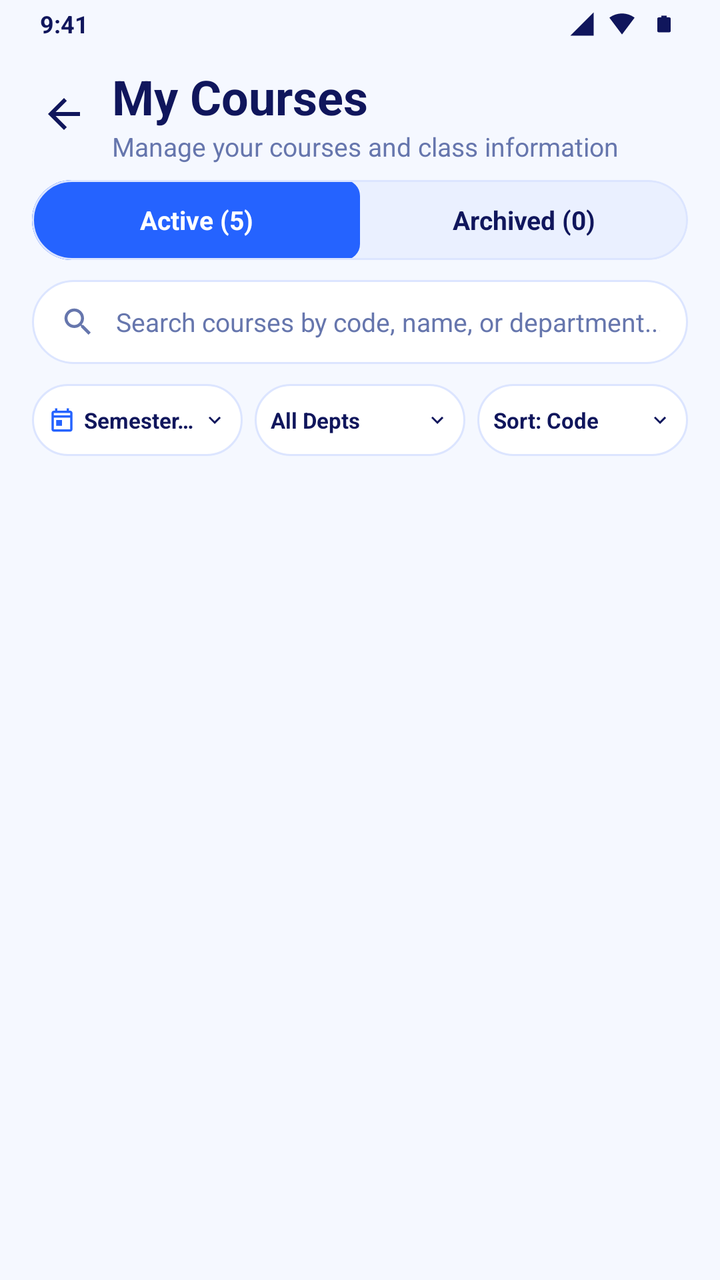
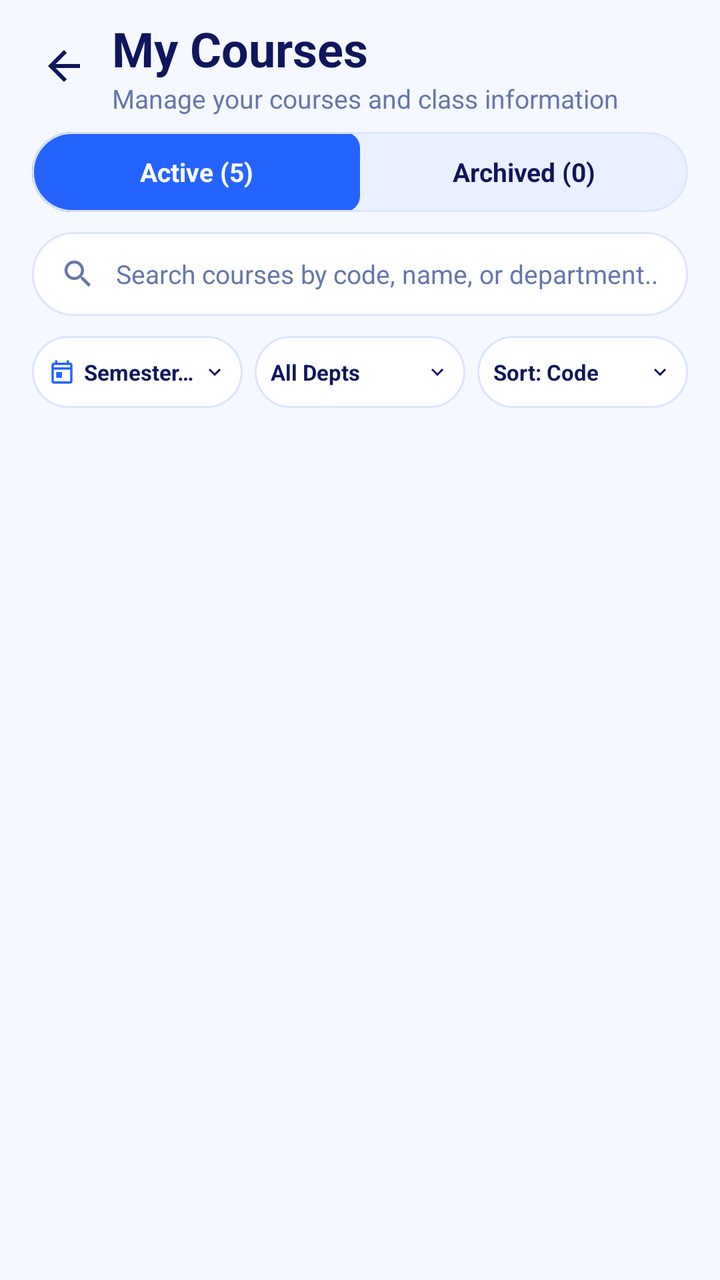

Screens rendered from an Android XML layout before and after an edit, with the pre-edit source and the edit as a unified diff.
<!-- AndroidManifest.xml: application theme Theme.Studentlearnanalytics -->
<!-- res/layout/fragment_teacher_course_management.xml -->
<?xml version="1.0" encoding="utf-8"?>
<LinearLayout
    xmlns:android="http://schemas.android.com/apk/res/android"
    xmlns:app="http://schemas.android.com/apk/res-auto"
    android:layout_width="match_parent"
    android:layout_height="match_parent"
    android:orientation="vertical"
    android:background="@color/teacher_bg"
    android:fitsSystemWindows="true">

    
    <RelativeLayout
        android:layout_width="match_parent"
        android:layout_height="24dp"
        android:paddingStart="20dp"
        android:paddingEnd="20dp"
        android:gravity="center_vertical">

        <TextView
            android:id="@+id/tvStatusBarTime"
            android:layout_width="wrap_content"
            android:layout_height="wrap_content"
            android:text="9:41"
            android:textColor="@color/teacher_dark_navy"
            android:textSize="12sp"
            android:textStyle="bold"
            android:layout_alignParentStart="true"
            android:layout_centerVertical="true"/>

        <LinearLayout
            android:layout_width="wrap_content"
            android:layout_height="wrap_content"
            android:orientation="horizontal"
            android:gravity="center_vertical"
            android:layout_alignParentEnd="true"
            android:layout_centerVertical="true">

            <ImageView
                android:layout_width="14dp"
                android:layout_height="14dp"
                android:src="@drawable/ic_signal_status"
                app:tint="@color/teacher_dark_navy"
                android:contentDescription="Signal" />

            <ImageView
                android:layout_width="14dp"
                android:layout_height="14dp"
                android:layout_marginStart="6dp"
                android:src="@drawable/ic_wifi_status"
                app:tint="@color/teacher_dark_navy"
                android:contentDescription="WiFi" />

            <ImageView
                android:layout_width="16dp"
                android:layout_height="14dp"
                android:layout_marginStart="6dp"
                android:src="@drawable/ic_battery_status"
                app:tint="@color/teacher_dark_navy"
                android:contentDescription="Battery" />
        </LinearLayout>
    </RelativeLayout>

    
    <LinearLayout
        android:layout_width="match_parent"
        android:layout_height="wrap_content"
        android:orientation="horizontal"
        android:gravity="center_vertical"
        android:paddingStart="16dp"
        android:paddingEnd="16dp"
        android:paddingTop="8dp"
        android:paddingBottom="8dp">

        <ImageView
            android:id="@+id/btnTeacherCoursesBack"
            android:layout_width="32dp"
            android:layout_height="32dp"
            android:padding="4dp"
            android:src="@drawable/ic_back"
            app:tint="@color/teacher_dark_navy"
            android:contentDescription="Back"
            android:clickable="true"
            android:focusable="true"
            android:background="?attr/selectableItemBackgroundBorderless" />

        <LinearLayout
            android:layout_width="0dp"
            android:layout_height="wrap_content"
            android:layout_weight="1"
            android:layout_marginStart="8dp"
            android:orientation="vertical">

            <TextView
                android:layout_width="wrap_content"
                android:layout_height="wrap_content"
                android:text="My Courses"
                android:textColor="@color/teacher_dark_navy"
                android:textSize="24sp"
                android:textStyle="bold" />

            <TextView
                android:layout_width="wrap_content"
                android:layout_height="wrap_content"
                android:text="Manage your courses and class information"
                android:textColor="@color/teacher_secondary_text"
                android:textSize="13sp" />
        </LinearLayout>
    </LinearLayout>

    <LinearLayout
        android:layout_width="match_parent"
        android:layout_height="wrap_content"
        android:orientation="vertical"
        android:paddingHorizontal="16dp"
        android:paddingBottom="4dp">

        
        <com.google.android.material.card.MaterialCardView
            android:layout_width="match_parent"
            android:layout_height="40dp"
            android:layout_marginBottom="10dp"
            app:cardBackgroundColor="@color/teacher_surface_light"
            app:cardCornerRadius="20dp"
            app:cardElevation="0dp"
            app:strokeColor="@color/teacher_border"
            app:strokeWidth="1dp">

            <LinearLayout
                android:layout_width="match_parent"
                android:layout_height="match_parent"
                android:orientation="horizontal">

                <TextView
                    android:id="@+id/tabActiveCourses"
                    android:layout_width="0dp"
                    android:layout_height="match_parent"
                    android:layout_weight="1"
                    android:gravity="center"
                    android:text="Active (5)"
                    android:textColor="@color/white"
                    android:textSize="13sp"
                    android:textStyle="bold"
                    android:background="@drawable/bg_pagination_button_active"
                    android:clickable="true"
                    android:focusable="true" />

                <TextView
                    android:id="@+id/tabArchivedCourses"
                    android:layout_width="0dp"
                    android:layout_height="match_parent"
                    android:layout_weight="1"
                    android:gravity="center"
                    android:text="Archived (0)"
                    android:textColor="@color/teacher_dark_navy"
                    android:textSize="13sp"
                    android:textStyle="bold"
                    android:clickable="true"
                    android:focusable="true" />

            </LinearLayout>
        </com.google.android.material.card.MaterialCardView>

        
        <LinearLayout
            android:layout_width="match_parent"
            android:layout_height="42dp"
            android:background="@drawable/bg_search_input"
            android:gravity="center_vertical"
            android:orientation="horizontal"
            android:paddingHorizontal="14dp"
            android:layout_marginBottom="10dp">

            <ImageView
                android:layout_width="18dp"
                android:layout_height="18dp"
                android:src="@drawable/ic_search"
                app:tint="@color/teacher_secondary_text"
                android:contentDescription="Search" />

            <EditText
                android:id="@+id/edtSearchCourses"
                android:layout_width="match_parent"
                android:layout_height="match_parent"
                android:layout_marginStart="10dp"
                android:background="@null"
                android:hint="Search courses by code, name, or department..."
                android:imeOptions="actionSearch"
                android:inputType="text"
                android:textColor="@color/teacher_dark_navy"
                android:textColorHint="@color/teacher_secondary_text"
                android:textSize="13sp" />
        </LinearLayout>

        
        <LinearLayout
            android:layout_width="match_parent"
            android:layout_height="wrap_content"
            android:orientation="horizontal"
            android:layout_marginBottom="8dp">

            
            <LinearLayout
                android:id="@+id/btnSemesterSelector"
                android:layout_width="0dp"
                android:layout_height="36dp"
                android:layout_weight="1"
                android:layout_marginEnd="4dp"
                android:background="@drawable/bg_teacher_dropdown"
                android:gravity="center_vertical"
                android:orientation="horizontal"
                android:paddingHorizontal="8dp"
                android:clickable="true"
                android:focusable="true">

                <ImageView
                    android:layout_width="14dp"
                    android:layout_height="14dp"
                    android:src="@drawable/ic_calendar"
                    app:tint="@color/teacher_primary_blue"
                    android:contentDescription="Calendar" />

                <TextView
                    android:id="@+id/tvSelectedSemester"
                    android:layout_width="0dp"
                    android:layout_height="wrap_content"
                    android:layout_weight="1"
                    android:layout_marginStart="4dp"
                    android:text="Semester 1, 2024"
                    android:textColor="@color/teacher_dark_navy"
                    android:textSize="11sp"
                    android:textStyle="bold"
                    android:singleLine="true"
                    android:ellipsize="end" />

                <ImageView
                    android:layout_width="12dp"
                    android:layout_height="12dp"
                    android:src="@drawable/ic_chevron_down"
                    app:tint="@color/teacher_dark_navy"
                    android:contentDescription="Dropdown" />
            </LinearLayout>

            
            <LinearLayout
                android:id="@+id/btnDepartmentSelector"
                android:layout_width="0dp"
                android:layout_height="36dp"
                android:layout_weight="1"
                android:layout_marginHorizontal="2dp"
                android:background="@drawable/bg_teacher_dropdown"
                android:gravity="center_vertical"
                android:orientation="horizontal"
                android:paddingHorizontal="8dp"
                android:clickable="true"
                android:focusable="true">

                <TextView
                    android:id="@+id/tvSelectedDepartment"
                    android:layout_width="0dp"
                    android:layout_height="wrap_content"
                    android:layout_weight="1"
                    android:text="All Depts"
                    android:textColor="@color/teacher_dark_navy"
                    android:textSize="11sp"
                    android:textStyle="bold"
                    android:singleLine="true"
                    android:ellipsize="end" />

                <ImageView
                    android:layout_width="12dp"
                    android:layout_height="12dp"
                    android:src="@drawable/ic_chevron_down"
                    app:tint="@color/teacher_dark_navy"
                    android:contentDescription="Dropdown" />
            </LinearLayout>

            
            <LinearLayout
                android:id="@+id/btnSortSelector"
                android:layout_width="0dp"
                android:layout_height="36dp"
                android:layout_weight="1"
                android:layout_marginStart="4dp"
                android:background="@drawable/bg_teacher_dropdown"
                android:gravity="center_vertical"
                android:orientation="horizontal"
                android:paddingHorizontal="8dp"
                android:clickable="true"
                android:focusable="true">

                <TextView
                    android:id="@+id/tvSelectedSort"
                    android:layout_width="0dp"
                    android:layout_height="wrap_content"
                    android:layout_weight="1"
                    android:text="Sort: Code"
                    android:textColor="@color/teacher_dark_navy"
                    android:textSize="11sp"
                    android:textStyle="bold"
                    android:singleLine="true"
                    android:ellipsize="end" />

                <ImageView
                    android:layout_width="12dp"
                    android:layout_height="12dp"
                    android:src="@drawable/ic_chevron_down"
                    app:tint="@color/teacher_dark_navy"
                    android:contentDescription="Dropdown" />
            </LinearLayout>

        </LinearLayout>

    </LinearLayout>

    <androidx.recyclerview.widget.RecyclerView
        android:id="@+id/rvCourseManagement"
        android:layout_width="match_parent"
        android:layout_height="0dp"
        android:layout_weight="1"
        android:paddingHorizontal="16dp"
        android:paddingTop="4dp"
        android:paddingBottom="16dp"
        android:clipToPadding="false" />

</LinearLayout>
<!-- resources referenced by this layout -->
<resources>
  <color name="teacher_bg">#F5F8FF</color>
  <color name="teacher_border">#DCE5FF</color>
  <color name="teacher_dark_navy">#10165C</color>
  <color name="teacher_primary_blue">#2563FF</color>
  <color name="teacher_secondary_text">#6676AD</color>
  <color name="teacher_surface_light">#EAF0FF</color>
  <color name="white">#FFFFFFFF</color>
  <!-- drawable bg_pagination_button_active (drawable) -->
  <?xml version="1.0" encoding="utf-8"?>
  <shape xmlns:android="http://schemas.android.com/apk/res/android"
      android:shape="rectangle">
      <solid android:color="@color/teacher_primary_blue" />
      <corners android:radius="8dp" />
  </shape>
  <!-- drawable bg_search_input (drawable) -->
  <?xml version="1.0" encoding="utf-8"?>
  <shape xmlns:android="http://schemas.android.com/apk/res/android"
      android:shape="rectangle">
      <solid android:color="@color/teacher_card_bg" />
      <stroke
          android:width="1dp"
          android:color="@color/teacher_border" />
      <corners android:radius="24dp" />
  </shape>
  <!-- drawable bg_teacher_dropdown (drawable) -->
  <?xml version="1.0" encoding="utf-8"?>
  <shape xmlns:android="http://schemas.android.com/apk/res/android"
      android:shape="rectangle">
      <solid android:color="@color/teacher_card_bg" />
      <stroke
          android:width="1dp"
          android:color="@color/teacher_border" />
      <corners android:radius="20dp" />
  </shape>
  <!-- drawable ic_back (drawable) -->
  <vector xmlns:android="http://schemas.android.com/apk/res/android"
      android:width="24dp"
      android:height="24dp"
      android:viewportWidth="24"
      android:viewportHeight="24">
      <path
          android:fillColor="@color/text_primary"
          android:pathData="M20,11H7.83l5.59,-5.59L12,4l-8,8 8,8 1.41,-1.41L7.83,13H20v-2z" />
  </vector>
  <!-- drawable ic_battery_status (drawable) -->
  <?xml version="1.0" encoding="utf-8"?>
  <vector xmlns:android="http://schemas.android.com/apk/res/android"
      android:width="22dp"
      android:height="14dp"
      android:viewportWidth="24"
      android:viewportHeight="24">
      <path
          android:fillColor="#111B6B"
          android:pathData="M15.67,4H14V2h-4v2H8.33C7.6,4 7,4.6 7,5.33v15.33C7,21.4 7.6,22 8.33,22h7.33c0.74,0 1.34,-0.6 1.34,-1.33V5.33C17,4.6 16.4,4 15.67,4z"/>
  </vector>
  <!-- drawable ic_chevron_down (drawable) -->
  <?xml version="1.0" encoding="utf-8"?>
  <vector xmlns:android="http://schemas.android.com/apk/res/android"
      android:width="20dp"
      android:height="20dp"
      android:viewportWidth="24"
      android:viewportHeight="24">
      <path
          android:fillColor="#4F35E8"
          android:pathData="M7.41,8.59L12,13.17l4.59,-4.58L18,10l-6,6 -6,-6z" />
  </vector>
  <!-- drawable ic_signal_status (drawable) -->
  <?xml version="1.0" encoding="utf-8"?>
  <vector xmlns:android="http://schemas.android.com/apk/res/android"
      android:width="16dp"
      android:height="16dp"
      android:viewportWidth="24"
      android:viewportHeight="24">
      <path
          android:fillColor="#111B6B"
          android:pathData="M2,22h20V2L2,22z"/>
  </vector>
  <!-- drawable ic_wifi_status (drawable) -->
  <?xml version="1.0" encoding="utf-8"?>
  <vector xmlns:android="http://schemas.android.com/apk/res/android"
      android:width="16dp"
      android:height="16dp"
      android:viewportWidth="24"
      android:viewportHeight="24">
      <path
          android:fillColor="#111B6B"
          android:pathData="M12,3C7.95,3 4.21,4.34 1.2,6.6L12,21 22.8,6.6C19.79,4.34 16.05,3 12,3z"/>
  </vector>
  <color name="teacher_card_bg">#FFFFFF</color>
  <color name="text_primary">#1E1B4B</color>
  <color name="primary">#5B3DF5</color>
  <color name="primary_dark">#4324EB</color>
  <color name="primary_light">#5B3DF5</color>
  <color name="app_background">#F8F9FC</color>
  <!-- unchanged entries left out for length: 3 -->
</resources>

<!-- the commit's change to res/layout/fragment_teacher_course_management.xml (unified diff, before → after) -->
@@ -7,58 +7,6 @@
     android:orientation="vertical"
     android:background="@color/teacher_bg"
     android:fitsSystemWindows="true">
-
-    
-    <RelativeLayout
-        android:layout_width="match_parent"
-        android:layout_height="24dp"
-        android:paddingStart="20dp"
-        android:paddingEnd="20dp"
-        android:gravity="center_vertical">
-
-        <TextView
-            android:id="@+id/tvStatusBarTime"
-            android:layout_width="wrap_content"
-            android:layout_height="wrap_content"
-            android:text="9:41"
-            android:textColor="@color/teacher_dark_navy"
-            android:textSize="12sp"
-            android:textStyle="bold"
-            android:layout_alignParentStart="true"
-            android:layout_centerVertical="true"/>
-
-        <LinearLayout
-            android:layout_width="wrap_content"
-            android:layout_height="wrap_content"
-            android:orientation="horizontal"
-            android:gravity="center_vertical"
-            android:layout_alignParentEnd="true"
-            android:layout_centerVertical="true">
-
-            <ImageView
-                android:layout_width="14dp"
-                android:layout_height="14dp"
-                android:src="@drawable/ic_signal_status"
-                app:tint="@color/teacher_dark_navy"
-                android:contentDescription="Signal" />
-
-            <ImageView
-                android:layout_width="14dp"
-                android:layout_height="14dp"
-                android:layout_marginStart="6dp"
-                android:src="@drawable/ic_wifi_status"
-                app:tint="@color/teacher_dark_navy"
-                android:contentDescription="WiFi" />
-
-            <ImageView
-                android:layout_width="16dp"
-                android:layout_height="14dp"
-                android:layout_marginStart="6dp"
-                android:src="@drawable/ic_battery_status"
-                app:tint="@color/teacher_dark_navy"
-                android:contentDescription="Battery" />
-        </LinearLayout>
-    </RelativeLayout>
 
     
     <LinearLayout
<!-- resource entries referenced after the edit -->
@@ -44,17 +44,6 @@
           android:fillColor="@color/text_primary"
           android:pathData="M20,11H7.83l5.59,-5.59L12,4l-8,8 8,8 1.41,-1.41L7.83,13H20v-2z" />
   </vector>
-  <!-- drawable ic_battery_status (drawable) -->
-  <?xml version="1.0" encoding="utf-8"?>
-  <vector xmlns:android="http://schemas.android.com/apk/res/android"
-      android:width="22dp"
-      android:height="14dp"
-      android:viewportWidth="24"
-      android:viewportHeight="24">
-      <path
-          android:fillColor="#111B6B"
-          android:pathData="M15.67,4H14V2h-4v2H8.33C7.6,4 7,4.6 7,5.33v15.33C7,21.4 7.6,22 8.33,22h7.33c0.74,0 1.34,-0.6 1.34,-1.33V5.33C17,4.6 16.4,4 15.67,4z"/>
-  </vector>
   <!-- drawable ic_chevron_down (drawable) -->
   <?xml version="1.0" encoding="utf-8"?>
   <vector xmlns:android="http://schemas.android.com/apk/res/android"
@@ -66,28 +55,6 @@
           android:fillColor="#4F35E8"
           android:pathData="M7.41,8.59L12,13.17l4.59,-4.58L18,10l-6,6 -6,-6z" />
   </vector>
-  <!-- drawable ic_signal_status (drawable) -->
-  <?xml version="1.0" encoding="utf-8"?>
-  <vector xmlns:android="http://schemas.android.com/apk/res/android"
-      android:width="16dp"
-      android:height="16dp"
-      android:viewportWidth="24"
-      android:viewportHeight="24">
-      <path
-          android:fillColor="#111B6B"
-          android:pathData="M2,22h20V2L2,22z"/>
-  </vector>
-  <!-- drawable ic_wifi_status (drawable) -->
-  <?xml version="1.0" encoding="utf-8"?>
-  <vector xmlns:android="http://schemas.android.com/apk/res/android"
-      android:width="16dp"
-      android:height="16dp"
-      android:viewportWidth="24"
-      android:viewportHeight="24">
-      <path
-          android:fillColor="#111B6B"
-          android:pathData="M12,3C7.95,3 4.21,4.34 1.2,6.6L12,21 22.8,6.6C19.79,4.34 16.05,3 12,3z"/>
-  </vector>
   <color name="teacher_card_bg">#FFFFFF</color>
   <color name="text_primary">#1E1B4B</color>
   <color name="primary">#5B3DF5</color>
